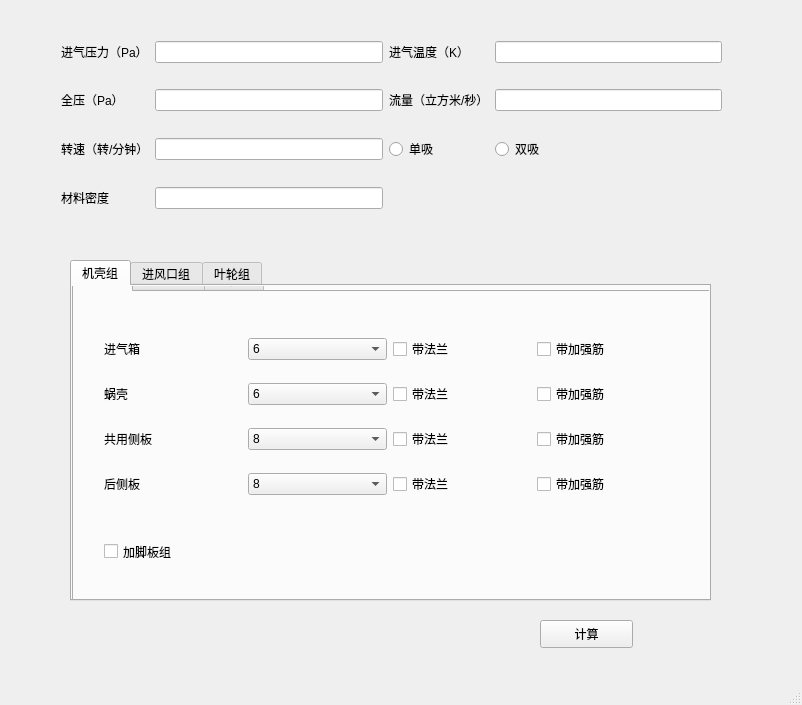
This is MainWindow.ui in sgdd66/PriceRefer as Qt 5 draws it before an edit. The edited form follows.
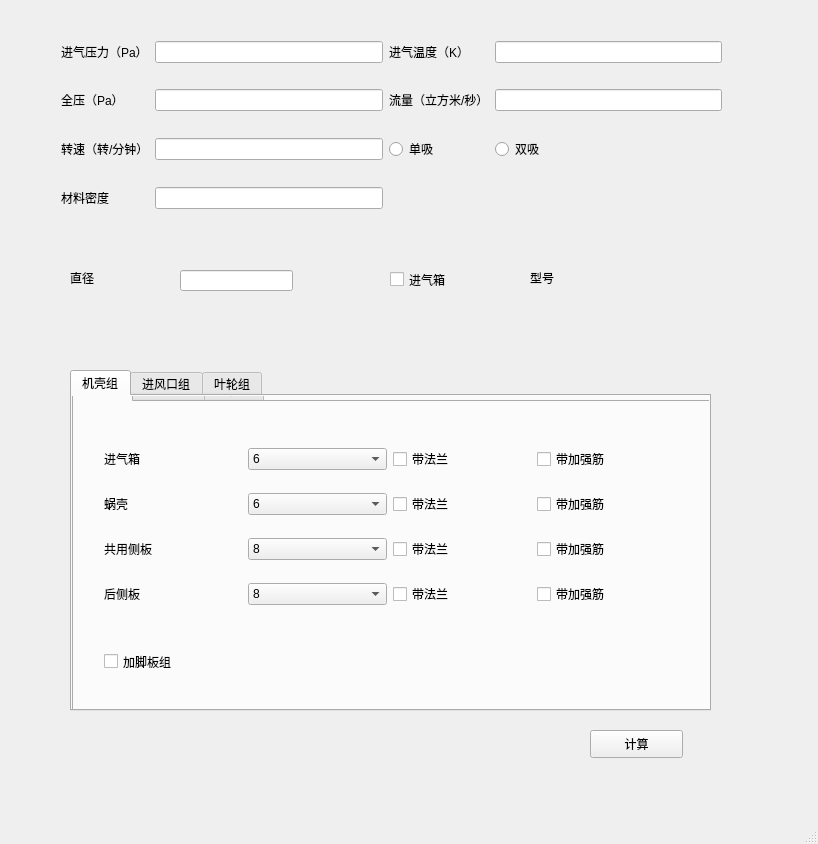
This is the edited form.

```diff
--- a/MainWindow.ui
+++ b/MainWindow.ui
@@ -6,8 +6,8 @@
    <rect>
     <x>0</x>
     <y>0</y>
-    <width>802</width>
-    <height>705</height>
+    <width>818</width>
+    <height>844</height>
    </rect>
   </property>
   <property name="windowTitle">
@@ -21,7 +21,7 @@
     <property name="geometry">
      <rect>
       <x>70</x>
-      <y>260</y>
+      <y>370</y>
       <width>641</width>
       <height>341</height>
      </rect>
@@ -698,8 +698,8 @@
    <widget class="QPushButton" name="pushButton_calculate">
     <property name="geometry">
      <rect>
-      <x>540</x>
-      <y>620</y>
+      <x>590</x>
+      <y>730</y>
       <width>93</width>
       <height>28</height>
      </rect>
@@ -708,7 +708,7 @@
      <string>计算</string>
     </property>
    </widget>
-   <widget class="QWidget" name="">
+   <widget class="QWidget" name="layoutWidget">
     <property name="geometry">
      <rect>
       <x>61</x>
@@ -794,6 +794,55 @@
      </item>
     </layout>
    </widget>
+   <widget class="QLabel" name="label_20">
+    <property name="geometry">
+     <rect>
+      <x>70</x>
+      <y>270</y>
+      <width>72</width>
+      <height>15</height>
+     </rect>
+    </property>
+    <property name="text">
+     <string>直径</string>
+    </property>
+   </widget>
+   <widget class="QLineEdit" name="lineEdit_2">
+    <property name="geometry">
+     <rect>
+      <x>180</x>
+      <y>270</y>
+      <width>113</width>
+      <height>21</height>
+     </rect>
+    </property>
+   </widget>
+   <widget class="QCheckBox" name="checkBox_7">
+    <property name="geometry">
+     <rect>
+      <x>390</x>
+      <y>270</y>
+      <width>91</width>
+      <height>19</height>
+     </rect>
+    </property>
+    <property name="text">
+     <string>进气箱</string>
+    </property>
+   </widget>
+   <widget class="QLabel" name="label_21">
+    <property name="geometry">
+     <rect>
+      <x>530</x>
+      <y>270</y>
+      <width>72</width>
+      <height>15</height>
+     </rect>
+    </property>
+    <property name="text">
+     <string>型号</string>
+    </property>
+   </widget>
    <zorder>layoutWidget</zorder>
    <zorder>tabWidget</zorder>
    <zorder>pushButton_calculate</zorder>
```
Left out of the diff: 10 changed lines with no effect on the pictures.
